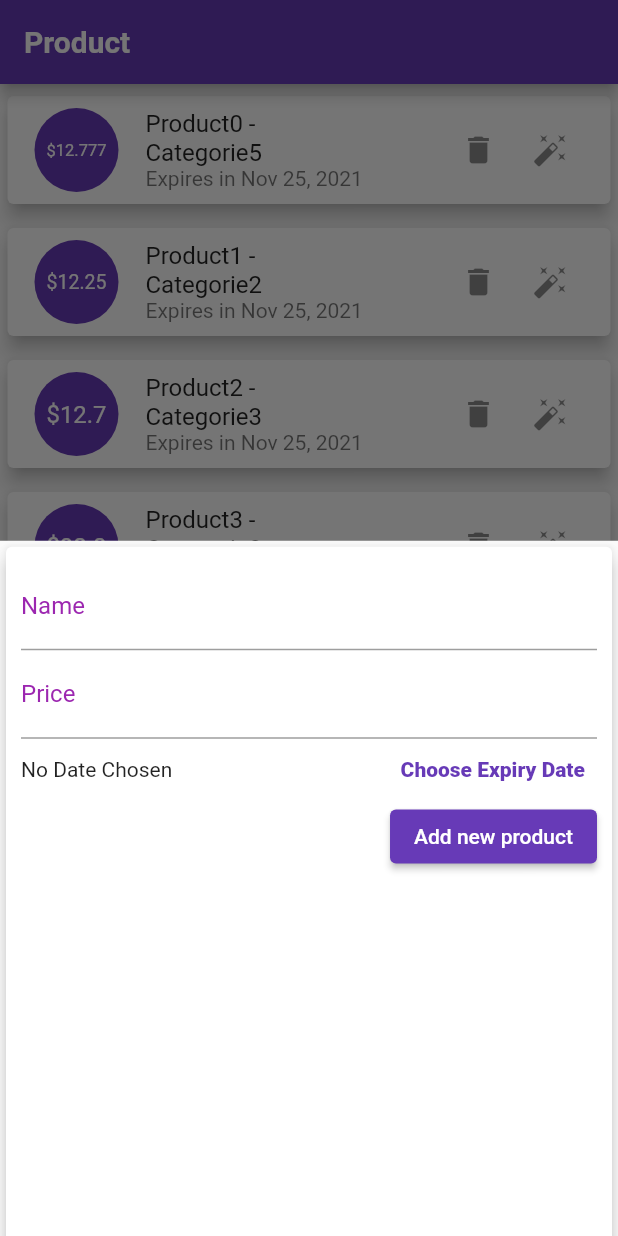
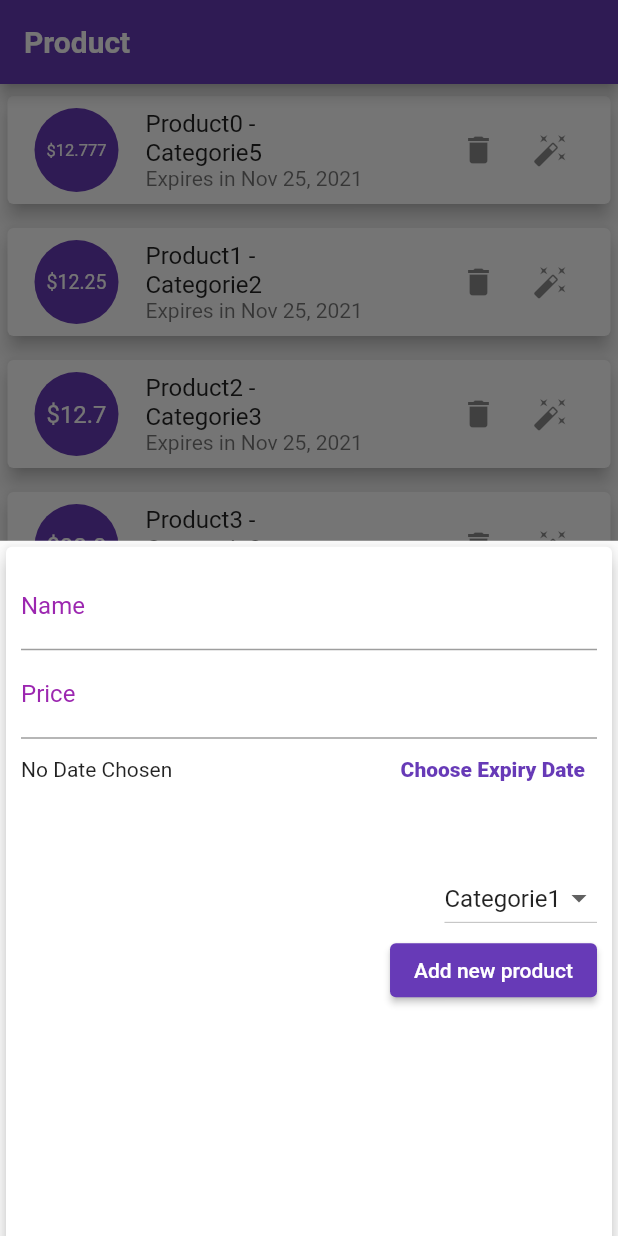
Before and after one commit to DorraY/product_category_flutter, a Flutter app: the screen it shows after launch, after a tap on the "add" icon, on a phone screen of 412 x 824 dp. Run offline on Flutter 3.47's test engine with Material 2 defaults, Android fonts, the phone set to English and light mode, and no system bars; Roboto replaces fonts that are missing (OpenSans).

Commit message:
need to fix dropdown logic

```diff
--- a/lib/screens/product_screen.dart
+++ b/lib/screens/product_screen.dart
@@ -1,18 +1,20 @@
 import 'package:flutter/material.dart';
+import 'package:product_category/models/category.dart';
 import 'package:product_category/models/product.dart';
 import 'package:product_category/widgets/product_list.dart';
 class ProductScreen extends StatelessWidget {
 
 
   final List<Product> products;
+  final List<Category> categories;
   final Function editCategory;
   final Function deleteCategory;
 
 
-  ProductScreen(this.products, this.editCategory, this.deleteCategory);
+  ProductScreen(this.products,this.categories, this.editCategory, this.deleteCategory);
 
   @override
   Widget build(BuildContext context) {
-    return  ProductList(products, deleteCategory,editCategory);
+    return  ProductList(products,categories, deleteCategory,editCategory);
   }
 }
--- a/lib/screens/tabs_screen.dart
+++ b/lib/screens/tabs_screen.dart
@@ -94,7 +94,7 @@ class _TabsScreenState extends State<TabsScreen> {
     showModalBottomSheet(
       context: context,
       builder: (_) {
-        return ProductForm(_editProduct, true, id, productToEdit);
+        return ProductForm(_editProduct, true, id, productToEdit,_categories);
       },
     );
   }
@@ -118,7 +118,7 @@ class _TabsScreenState extends State<TabsScreen> {
     showModalBottomSheet(
       context: context,
       builder: (_) {
-        return pageIndex==0 ?  ProductForm(_addNewProduct,false,null,null) : CategoryForm(_addNewCategory,false,null,null);
+        return pageIndex==0 ?  ProductForm(_addNewProduct,false,null,null,_categories) : CategoryForm(_addNewCategory,false,null,null);
       },
     );
 
@@ -128,7 +128,7 @@ class _TabsScreenState extends State<TabsScreen> {
   @override
   Widget build(BuildContext context) {
     final List<Map<String,dynamic>> _pages = [
-      {'screen':ProductScreen(_products,_startEditProduct,_deleteProduct),'title':'Product'},
+      {'screen':ProductScreen(_products,_categories  ,_startEditProduct,_deleteProduct),'title':'Product'},
       {'screen':CategoryScreen(_categories,_startEditCategory,_deleteCategory),'title':'Category'},
     ] ;
 
--- a/lib/widgets/product_form.dart
+++ b/lib/widgets/product_form.dart
@@ -1,3 +1,4 @@
+import 'package:product_category/models/category.dart';
 import 'package:product_category/models/product.dart';
 
 import 'package:flutter/material.dart';
@@ -10,7 +11,9 @@ class ProductForm extends StatefulWidget {
   String? id;
   Product? productToEdit;
 
-  ProductForm(this.action, this.editMode, this.id, this.productToEdit);
+  List<Category> categories;
+
+  ProductForm(this.action, this.editMode, this.id, this.productToEdit,this.categories);
 
   @override
   _ProductFormState createState() => _ProductFormState();
@@ -22,13 +25,26 @@ class _ProductFormState extends State<ProductForm> {
 
   DateTime? _selectedDate;
   DateTime? _editedDate;
+  late String selectedDropdownValue;
+  late String selectedDropdownKey ;
+
+  List<DropdownMenuItem<String>> get dropdownItems{
+    List<DropdownMenuItem<String>> menuItems = widget.categories.map((category) =>
+        DropdownMenuItem(child: Text(category.title),value: category.id)
+    ).toList();
+    return menuItems;
+  }
 
 
   void patchTextFieldValues() {
+    selectedDropdownValue  = widget.categories.first.title;
+    selectedDropdownKey = widget.categories.first.id;
     if (widget.editMode && widget.productToEdit != null) {
       _nameController.text = widget.productToEdit!.name;
       _priceController.text = widget.productToEdit!.price.toString();
       _selectedDate = widget.productToEdit!.expiryDate;
+      selectedDropdownValue  = widget.productToEdit!.category.title;
+      selectedDropdownKey = widget.productToEdit!.category.id;
     }
   }
 
@@ -76,6 +92,10 @@ class _ProductFormState extends State<ProductForm> {
   @override
   Widget build(BuildContext context) {
     patchTextFieldValues();
+
+    var initialDropDownItem =
+    dropdownItems.firstWhere((dropDownElement) => dropDownElement.value==selectedDropdownKey);
+
     return SingleChildScrollView(
       child: Card(
           elevation: 5,
@@ -125,6 +145,16 @@ class _ProductFormState extends State<ProductForm> {
                     ],
                   ),
                 ),
+                Container(
+                  height: MediaQuery.of(context).size.height*0.05,
+                ),
+                DropdownButton(items: dropdownItems,value: initialDropDownItem.value,
+                  onChanged: (String? newValue){
+                    setState(() {
+                      selectedDropdownValue = newValue!;
+                    });
+                  },
+                ),
                 ElevatedButton(
                     onPressed: () => _submitProductData(widget.editMode),
                     child: Text(
--- a/lib/widgets/product_list.dart
+++ b/lib/widgets/product_list.dart
@@ -1,4 +1,5 @@
 import 'package:flutter/material.dart';
+import 'package:product_category/models/category.dart';
 import 'package:product_category/models/product.dart';
 import 'package:product_category/widgets/product_item.dart';
 
@@ -7,11 +8,12 @@ class ProductList extends StatelessWidget {
 
 
   final List<Product> products;
+  final List<Category> categories;
   final Function deleteProduct;
   final Function editProductModalSheet;
 
 
-  ProductList(this.products, this.deleteProduct, this.editProductModalSheet);
+  ProductList(this.products,this.categories, this.deleteProduct, this.editProductModalSheet);
 
   @override
   Widget build(BuildContext context) {
```
